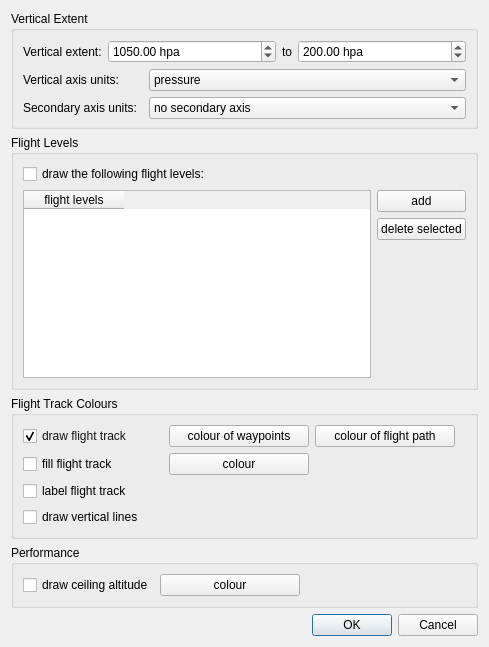
Before: the Qt Designer form mslib/msui/ui/ui_sideview_options.ui in Open-MSS/MSS, drawn with Qt 5.
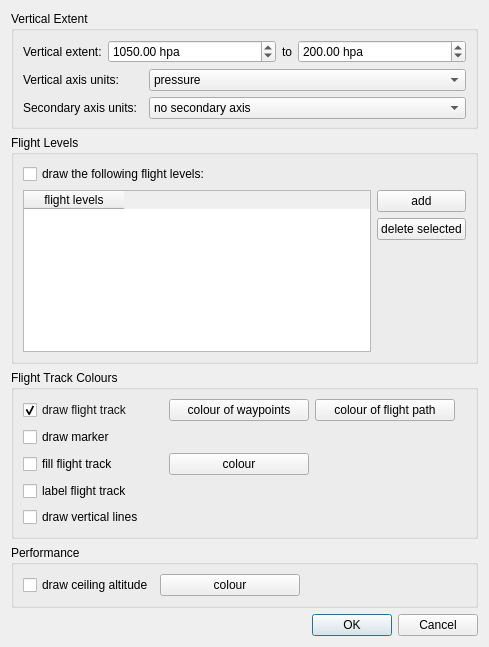
After: the same form once the commit is applied.

Commit message: Add marker option

```diff
--- a/mslib/msui/ui/ui_sideview_options.ui
+++ b/mslib/msui/ui/ui_sideview_options.ui
@@ -371,6 +371,20 @@
         </item>
        </layout>
       </item>
+      <item>
+       <layout class="QHBoxLayout" name="horizontalLayout_8">
+        <item>
+         <widget class="QCheckBox" name="cbMarker">
+          <property name="toolTip">
+           <string>Draw a circle marker on every waypoint along the flight track</string>
+          </property>
+          <property name="text">
+           <string>draw marker</string>
+          </property>
+         </widget>
+        </item>
+       </layout>
+      </item>
       <item>
        <layout class="QHBoxLayout" name="horizontalLayout_5">
         <item>
```
Left out of the diff: 2 changed lines with no effect on the pictures. The commit also changes 3 other files.
